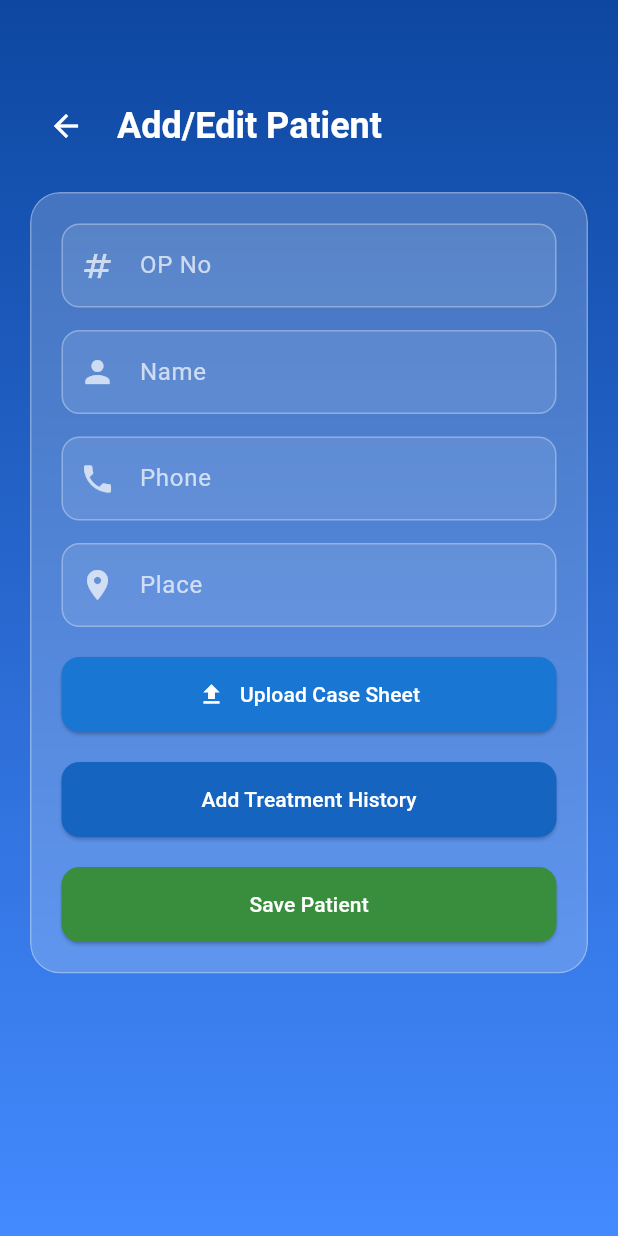
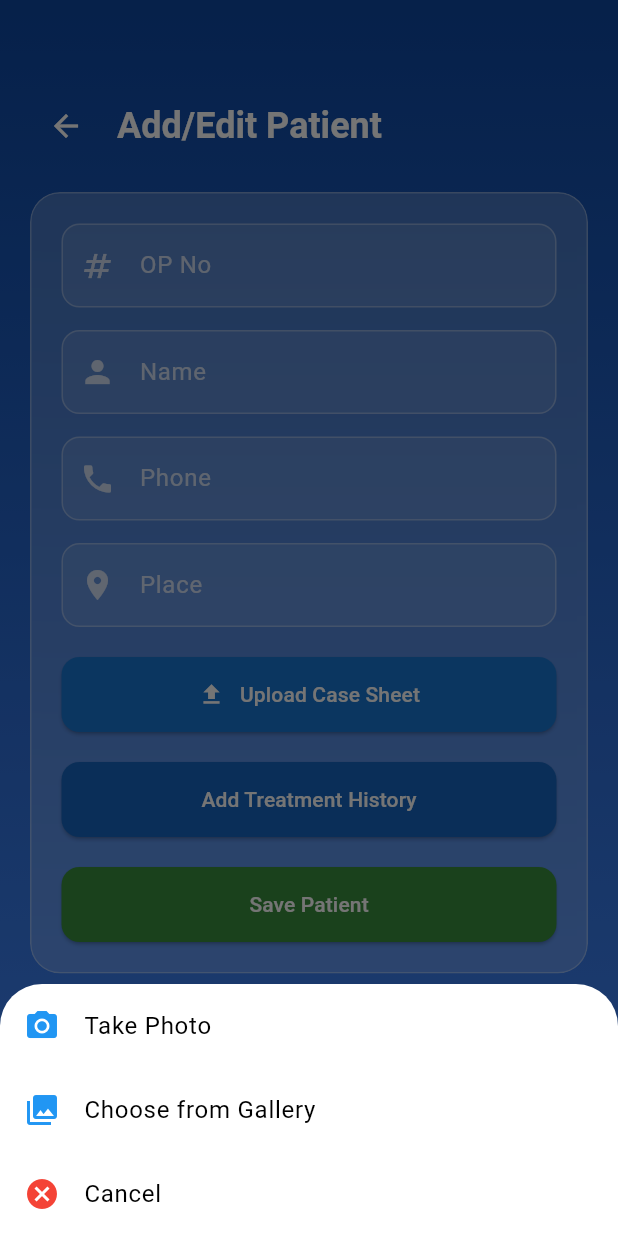
Before and after one commit to vishnuprabhakar05/MyDentLog, a Flutter app: the InputScreen screen opened directly, after a tap on "Upload Case Sheet", on a phone screen of 412 x 824 dp. Run offline on Flutter 3.47's test engine with Material 3 defaults, Android fonts, the phone set to English and light mode, and no system bars; our stand-ins replace device_info_plus, firebase_core, firebase_database, get, google_sign_in, image_picker and 1 more; missing offline and left inert: extension_google_sign_in_as_googleapis_auth, googleapis; accounts and stored records are empty.

Commit message:
Fix to upload camera images

```diff
--- a/lib/screens/input_screen.dart
+++ b/lib/screens/input_screen.dart
@@ -91,34 +91,31 @@ class InputController extends GetxController {
     final androidInfo = await DeviceInfoPlugin().androidInfo;
     final sdkInt = androidInfo.version.sdkInt;
 
-      // Android 13+ permissions
+    // Request camera permission
+    final cameraStatus = await Permission.camera.status;
+    if (!cameraStatus.isGranted) {
+      final result = await Permission.camera.request();
+      if (!result.isGranted) {
+        _showPermissionRationale("Camera");
+        return false;
+      }
+    }
+
+    // Existing storage permission logic (keep this)
     if (sdkInt >= 33) {
       final photosStatus = await Permission.photos.status;
       if (!photosStatus.isGranted) {
         final result = await Permission.photos.request();
-          if (!result.isGranted) {
-            _showPermissionRationale("Photos");
-            return false;
+        if (!result.isGranted) return false;
+      }
+    } else if (sdkInt >= 29) {
+      final storageStatus = await Permission.storage.status;
+      if (!storageStatus.isGranted) {
+        final result = await Permission.storage.request();
+        if (!result.isGranted) return false;
       }
     }
     return true;
-      }
-      // Android 10-12 permissions
-      else if (sdkInt >= 29) {
-        final storageStatus = await Permission.storage.status;
-        if (!storageStatus.isGranted) {
-          final result = await Permission.storage.request();
-          if (!result.isGranted) {
-            _showPermissionRationale("Storage");
-            return false;
-          }
-        }
-        return true;
-      }
-      // Legacy Android (5.0-9)
-      else {
-        return true; // No special permissions needed
-      }
   } catch (e) {
     Get.snackbar("Error", "Permission check failed");
     return false;
@@ -164,14 +161,40 @@ Future<bool> _requestPermissions() async {
   try {
     if (!kIsWeb && Platform.isAndroid) {
       final hasPermission = await _checkAndroidPermissions();
-      if (!hasPermission) {
-        return;
+      if (!hasPermission) return;
     }
-    }
+
+    // Show option dialog (Camera or Gallery)
+    final ImageSource? source = await Get.bottomSheet<ImageSource>(
+      SafeArea(
+        child: Wrap(
+          children: [
+            ListTile(
+              leading: const Icon(Icons.camera_alt, color: Colors.blue),
+              title: const Text('Take Photo'),
+              onTap: () => Get.back(result: ImageSource.camera),
+            ),
+            ListTile(
+              leading: const Icon(Icons.photo_library, color: Colors.blue),
+              title: const Text('Choose from Gallery'),
+              onTap: () => Get.back(result: ImageSource.gallery),
+            ),
+            ListTile(
+              leading: const Icon(Icons.cancel, color: Colors.red),
+              title: const Text('Cancel'),
+              onTap: () => Get.back(),
+            ),
+          ],
+        ),
+      ),
+      backgroundColor: Colors.white,
+    );
+
+    if (source == null) return; // User canceled
 
     final ImagePicker picker = ImagePicker();
     final XFile? file = await picker.pickImage(
-      source: ImageSource.gallery,
+      source: source,
       maxWidth: 1920,
       maxHeight: 1080,
       imageQuality: 90,
@@ -185,38 +208,22 @@ Future<bool> _requestPermissions() async {
         showUploadSuccess.value = uploadedUrl != null;
 
         if (uploadedUrl == null) {
-          Get.snackbar(
-            "Error",
-            "File upload failed",
-            backgroundColor: Colors.red,
-            snackPosition: SnackPosition.BOTTOM,
-          );
+          Get.snackbar("Error", "File upload failed",
+              backgroundColor: Colors.red);
         } else {
-          Get.snackbar(
-            "Success",
-            "File uploaded to Google Drive",
-            backgroundColor: Colors.green,
-            snackPosition: SnackPosition.BOTTOM,
-          );
+          Get.snackbar("Success", "File uploaded successfully!",
+              backgroundColor: Colors.green);
         }
       } catch (e) {
-        Get.snackbar(
-          "Error",
-          "File upload failed: ${e.toString()}",
-          backgroundColor: Colors.red,
-          snackPosition: SnackPosition.BOTTOM,
-        );
+        Get.snackbar("Error", "Upload failed: ${e.toString()}",
+            backgroundColor: Colors.red);
       } finally {
         isUploading.value = false;
       }
     }
   } catch (e) {
-    Get.snackbar(
-      "Error",
-      "Failed to pick file: ${e.toString()}",
-      backgroundColor: Colors.red,
-      snackPosition: SnackPosition.BOTTOM,
-    );
+    Get.snackbar("Error", "Failed to pick file: ${e.toString()}",
+        backgroundColor: Colors.red);
   }
 }
 
```
Also changed, not shown: 13 other files. Lines whose indentation alone changed are shown as unchanged.
